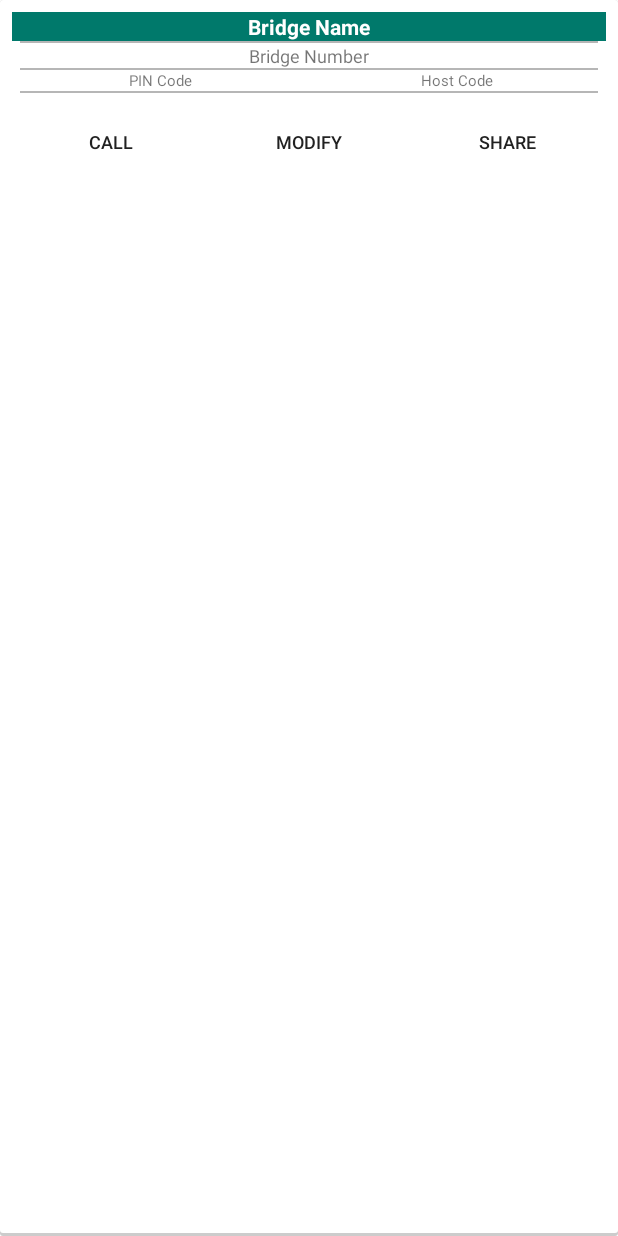
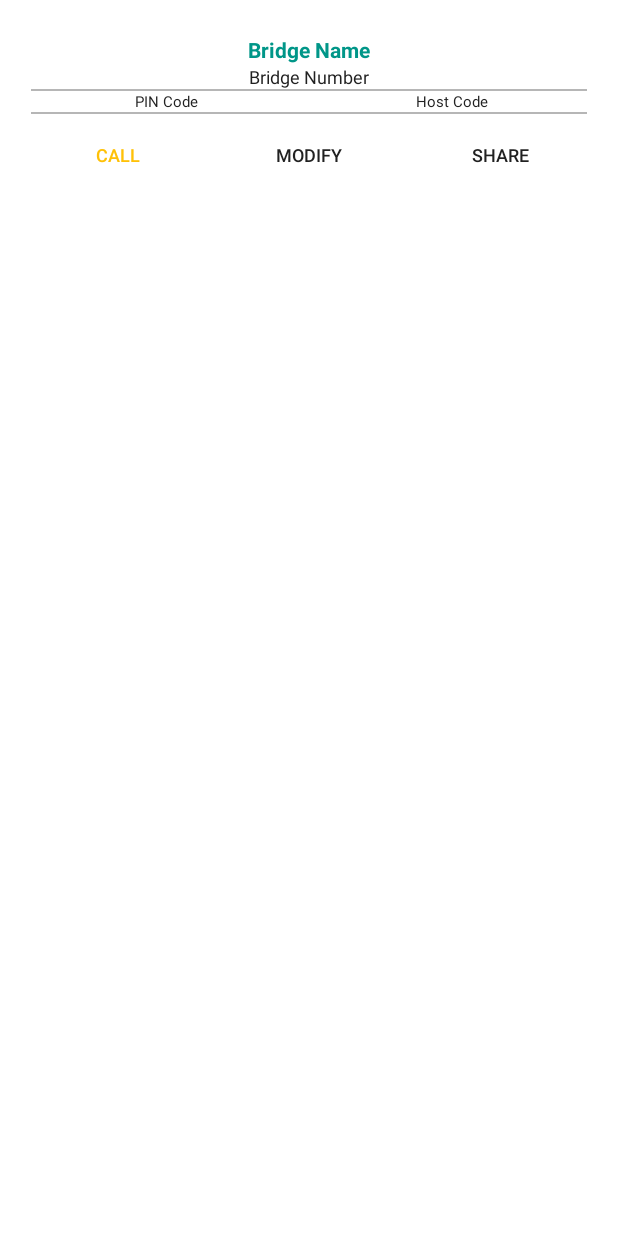
Before and after one commit to darknfaze007/JoinMyBridge, an Android app: the layout list_item_bridge3.xml on its own in the app's theme, with its tools: preview values and no code run, on a phone screen of 412 x 824 dp. Run offline under Robolectric (Android 15) with nearby library versions, the phone set to English and light mode, and no system bars.

```diff
--- a/app/src/main/java/com/misczak/joinmybridge/BridgeActivity.java
+++ b/app/src/main/java/com/misczak/joinmybridge/BridgeActivity.java
@@ -27,8 +27,8 @@ public class BridgeActivity extends SingleFragmentActivity {
         if (toolbar != null) {
             getSupportActionBar().setHomeButtonEnabled(true);
             getSupportActionBar().setDisplayShowHomeEnabled(true);
-            //toolbar.setNavigationIcon(R.drawable.ic_arrow_back_white_24dp);
-            toolbar.setNavigationIcon(R.drawable.ic_settings_white_24dp);
+            toolbar.setNavigationIcon(R.drawable.ic_arrow_back_white_24dp);
+            //toolbar.setNavigationIcon(R.drawable.ic_settings_white_24dp);
         }
 
     }
--- a/app/src/main/java/com/misczak/joinmybridge/CallUtils.java
+++ b/app/src/main/java/com/misczak/joinmybridge/CallUtils.java
@@ -14,7 +14,7 @@ public class CallUtils {
     private static final String ENCODED_STAR_SIGN = "*";
     private static final String TAG = "CallUtils";
 
-    private static final String HOST_FIRST="Host Code First, Then Participant Code";
+    private static final String HOST_FIRST="Host Code First";
 
     private String mBridgeNumber, mHostCode, mParticipantCode, mFirstTone, mSecondTone;
     private String mNumberToCall, log;
--- a/app/src/main/res/drawable/bg_card.xml
+++ b/app/src/main/res/drawable/bridge_card.xml
@@ -4,9 +4,9 @@
         <shape android:shape="rectangle"
             android:dither="true">
 
-            <corners android:radius="2dp"/>
+            <corners android:radius="4dp"/>
 
-            <solid android:color="#ccc" />
+            <solid android:color="@android:color/white" />
 
         </shape>
     </item>
@@ -19,10 +19,7 @@
 
             <solid android:color="@android:color/white" />
 
-            <padding android:bottom="8dp"
-                android:left="8dp"
-                android:right="8dp"
-                android:top="8dp" />
+            <padding android:top="8dp" />
         </shape>
     </item>
 </layer-list>
--- a/app/src/main/res/layout/activity_fragment.xml
+++ b/app/src/main/res/layout/activity_fragment.xml
@@ -16,6 +16,8 @@
         android:layout_width="match_parent"
         android:layout_height="match_parent"
         android:layout_below="@id/app_bar"
-        android:background="@color/colorDivider"/>
+        android:background="@color/colorPrimaryLight">
+
+        </RelativeLayout>
 
 </RelativeLayout>
--- a/app/src/main/res/layout/fragment_bridge.xml
+++ b/app/src/main/res/layout/fragment_bridge.xml
@@ -4,7 +4,7 @@
     android:layout_width="match_parent"
     android:layout_height="match_parent"
     android:fitsSystemWindows="true"
-    android:background="@color/navigationDrawerColor">
+    android:background="@color/colorTextIcons">
 
     <TextView
         android:layout_width="match_parent"
--- a/app/src/main/res/layout/list_item_bridge3.xml
+++ b/app/src/main/res/layout/list_item_bridge3.xml
@@ -1,29 +1,30 @@
 <?xml version="1.0" encoding="utf-8"?>
+
+<FrameLayout
+    xmlns:android="http://schemas.android.com/apk/res/android"
+    android:layout_width="match_parent"
+    android:layout_height="wrap_content"
+    android:paddingTop="15dp"
+    android:paddingLeft="15dp"
+    android:paddingRight="15dp"
+    android:descendantFocusability="beforeDescendants">
+
 <LinearLayout
-    xmlns:android="http://schemas.android.com/apk/res/android"
     android:orientation="vertical"
     android:layout_width="match_parent"
-    android:layout_height="match_parent"
-    android:background="@drawable/bg_card">
+    android:layout_height="wrap_content"
+    android:background="@drawable/bridge_card"
+    android:descendantFocusability="afterDescendants">
 
     <TextView
     android:id="@+id/bridge_card_name"
     android:layout_width="match_parent"
     android:layout_height="wrap_content"
-    android:background="@color/colorPrimaryDark"
-    android:textColor="@android:color/white"
     android:gravity="center"
     android:text="Bridge Name"
     android:textSize="14dp"
-    android:textStyle="bold"/>
-
-    <View
-        android:id="@+id/list_item_seperator"
-        android:layout_width="match_parent"
-        android:layout_height="1dip"
-        android:layout_marginLeft="5dip"
-        android:layout_marginRight="5dip"
-        android:background="@color/colorDivider" />
+    android:textStyle="bold"
+    android:textColor="@color/colorPrimary"/>
 
     <TextView
         android:id="@+id/bridge_card_number"
@@ -31,7 +32,8 @@
         android:layout_height="wrap_content"
         android:gravity="center"
         android:text="Bridge Number"
-        android:textSize="12dp"/>
+        android:textSize="12dp"
+        android:textColor="@color/colorPrimaryText"/>
 
     <View
         android:id="@+id/list_item_seperator2"
@@ -53,7 +55,8 @@
             android:layout_weight="1"
             android:gravity="center"
             android:text="PIN Code"
-            android:textSize="10dp"/>
+            android:textSize="10dp"
+            android:textColor="@color/colorPrimaryText"/>
 
         <TextView
             android:id="@+id/bridge_card_hostCode"
@@ -62,17 +65,18 @@
             android:layout_weight="1"
             android:text="Host Code"
             android:gravity="center"
-            android:textSize="10dp"/>
+            android:textSize="10dp"
+            android:textColor="@color/colorPrimaryText"/>
 
     </LinearLayout>
 
     <View
-        android:id="@+id/list_item_seperator3"
+        android:id="@+id/list_item_seperator"
         android:layout_width="match_parent"
         android:layout_height="1dip"
         android:layout_marginLeft="5dip"
         android:layout_marginRight="5dip"
-        android:background="@color/colorDivider" />
+        android:background="@color/colorDivider"/>
 
     <LinearLayout
         style="?android:attr/buttonBarStyle"
@@ -85,13 +89,12 @@
             android:layout_width="match_parent"
             android:layout_height="wrap_content"
             android:layout_weight="1"
-            android:layout_margin="5dip"
             android:text="@string/call_button"
             android:focusable="false"
             android:focusableInTouchMode="false"
             android:textSize="12sp"
             android:textStyle="normal"
-            android:textColor="@color/colorPrimaryText"/>
+            android:textColor="@color/colorAccent"/>
 
         <Button
             android:id="@+id/bridge_card_editButton"
@@ -99,7 +102,6 @@
             android:layout_width="match_parent"
             android:layout_height="wrap_content"
             android:layout_weight="1"
-            android:layout_margin="5dip"
             android:text="@string/edit_button"
             android:focusable="false"
             android:focusableInTouchMode="false"
@@ -113,7 +115,6 @@
             android:layout_width="match_parent"
             android:layout_height="wrap_content"
             android:layout_weight="1"
-            android:layout_margin="5dip"
             android:text="@string/share_button"
             android:focusable="false"
             android:focusableInTouchMode="false"
@@ -123,4 +124,7 @@
 
     </LinearLayout>
 
+
 </LinearLayout>
+
+</FrameLayout>
--- /dev/null
+++ b/app/src/main/res/menu/bridge_card_overflow.xml
@@ -0,0 +1,5 @@
+<?xml version="1.0" encoding="utf-8"?>
+<menu xmlns:android="http://schemas.android.com/apk/res/android">
+    <item android:id="@+id/menu_item_delete_bridge"
+        android:title="@string/delete_bridge" />
+</menu>
--- a/app/src/main/res/values/colors.xml
+++ b/app/src/main/res/values/colors.xml
@@ -8,5 +8,5 @@
     <color name="colorPrimaryText">#212121</color>
     <color name="colorSecondaryText">#727272</color>
     <color name="colorDivider">#B6B6B6</color>
-    <color name="navigationDrawerColor">#FFFFFF</color>
+    <color name="colorTextIcons">#FFFFFF</color>
 </resources>
--- a/app/src/main/res/values/strings.xml
+++ b/app/src/main/res/values/strings.xml
@@ -52,8 +52,8 @@
 
     <string name="callOrderLabel">Dial Code Order (for Hosting Calls)</string>
 
-    <string name="participantFirst">Participant Code First, Then Host Code</string>
-    <string name="hostFirst">Host Code First, Then Participant Code</string>
+    <string name="participantFirst">Participant Code First</string>
+    <string name="hostFirst">Host Code First</string>
 
     <string-array name="dtmf_tones">
         <item>#</item>
```
Also changed, not shown: app/src/main/java/com/misczak/joinmybridge/BridgeFragment.java (+30 -5 lines), app/src/main/java/com/misczak/joinmybridge/PhoneBookFragment.java (+50 -10 lines), app/src/main/res/layout/list_item_bridge4.xml (added, +153 -0 lines), app/src/main/res/drawable-hdpi/ic_arrow_back_white_24dp.png (added), app/src/main/res/drawable-hdpi/ic_more_vert_grey600_24dp.png (added), app/src/main/res/drawable-mdpi/ic_arrow_back_white_24dp.png (added), app/src/main/res/drawable-mdpi/ic_more_vert_grey600_24dp.png (added), app/src/main/res/drawable-xhdpi/ic_arrow_back_white_24dp.png (added), app/src/main/res/drawable-xhdpi/ic_more_vert_grey600_24dp.png (added), app/src/main/res/drawable-xxhdpi/ic_arrow_back_white_24dp.png (added), app/src/main/res/drawable-xxhdpi/ic_more_vert_grey600_24dp.png (added).
